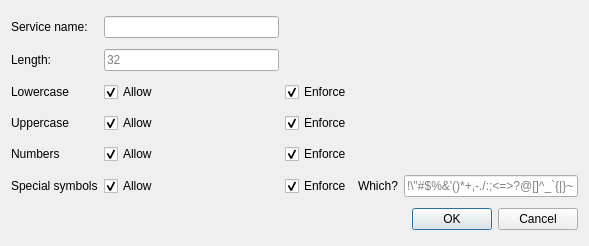
The window that src/ui/add.ui (BorekZnovustvoritel/PasswordManagerPoC) describes before a commit, drawn with Qt 5.
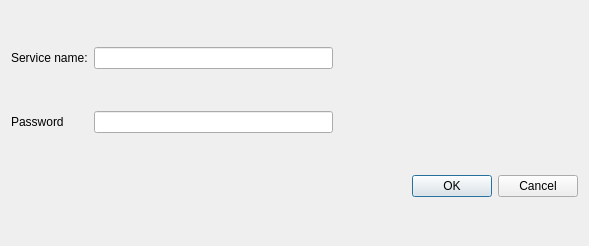
The same window after the commit.

Commit message: Reworked db again, encryption is more secure now. Option to store already existing passwords is available now.

Patch:
```diff
--- a/src/ui/add.ui
+++ b/src/ui/add.ui
@@ -18,155 +18,6 @@
         </property>
         <layout class="QGridLayout" name="gridLayout">
             <item row="2" column="2">
-                <widget class="QCheckBox" name="checkBoxEnforceLowercase">
-                    <property name="text">
-                        <string>Enforce</string>
-                    </property>
-                    <property name="checked">
-                        <bool>true</bool>
-                    </property>
-                </widget>
-            </item>
-            <item row="1" column="1">
-                <widget class="QLineEdit" name="lineEditLength">
-                    <property name="placeholderText">
-                        <string>32</string>
-                    </property>
-                </widget>
-            </item>
-            <item row="4" column="1">
-                <widget class="QCheckBox" name="checkBoxAllowNumbers">
-                    <property name="text">
-                        <string>Allow</string>
-                    </property>
-                    <property name="checked">
-                        <bool>true</bool>
-                    </property>
-                </widget>
-            </item>
-            <item row="5" column="0">
-                <widget class="QLabel" name="label_4">
-                    <property name="text">
-                        <string>Special symbols</string>
-                    </property>
-                </widget>
-            </item>
-            <item row="3" column="0">
-                <widget class="QLabel" name="label_2">
-                    <property name="text">
-                        <string>Uppercase</string>
-                    </property>
-                </widget>
-            </item>
-            <item row="5" column="2">
-                <widget class="QCheckBox" name="checkBoxEnforceSpecialSymbols">
-                    <property name="text">
-                        <string>Enforce</string>
-                    </property>
-                    <property name="checked">
-                        <bool>true</bool>
-                    </property>
-                </widget>
-            </item>
-            <item row="2" column="1">
-                <widget class="QCheckBox" name="checkBoxAllowLowercase">
-                    <property name="text">
-                        <string>Allow</string>
-                    </property>
-                    <property name="checked">
-                        <bool>true</bool>
-                    </property>
-                </widget>
-            </item>
-            <item row="3" column="2">
-                <widget class="QCheckBox" name="checkBoxEnforceUppercase">
-                    <property name="text">
-                        <string>Enforce</string>
-                    </property>
-                    <property name="checked">
-                        <bool>true</bool>
-                    </property>
-                </widget>
-            </item>
-            <item row="3" column="1">
-                <widget class="QCheckBox" name="checkBoxAllowUppercase">
-                    <property name="text">
-                        <string>Allow</string>
-                    </property>
-                    <property name="checked">
-                        <bool>true</bool>
-                    </property>
-                </widget>
-            </item>
-            <item row="5" column="4">
-                <widget class="QLineEdit" name="lineEditSpecialSymbols">
-                    <property name="placeholderText">
-                        <string>!\&quot;#$%&amp;'()*+,-./:;&lt;=&gt;?@[]^_`{|}~</string>
-                    </property>
-                </widget>
-            </item>
-            <item row="0" column="1">
-                <widget class="QLineEdit" name="lineEditName"/>
-            </item>
-            <item row="4" column="2">
-                <widget class="QCheckBox" name="checkBoxEnforceNumbers">
-                    <property name="enabled">
-                        <bool>true</bool>
-                    </property>
-                    <property name="text">
-                        <string>Enforce</string>
-                    </property>
-                    <property name="checked">
-                        <bool>true</bool>
-                    </property>
-                </widget>
-            </item>
-            <item row="0" column="0">
-                <widget class="QLabel" name="label_7">
-                    <property name="text">
-                        <string>Service name:</string>
-                    </property>
-                </widget>
-            </item>
-            <item row="5" column="3">
-                <widget class="QLabel" name="label_5">
-                    <property name="text">
-                        <string>Which?</string>
-                    </property>
-                </widget>
-            </item>
-            <item row="4" column="0">
-                <widget class="QLabel" name="label_3">
-                    <property name="text">
-                        <string>Numbers</string>
-                    </property>
-                </widget>
-            </item>
-            <item row="5" column="1">
-                <widget class="QCheckBox" name="checkBoxAllowSpecialSymbols">
-                    <property name="text">
-                        <string>Allow</string>
-                    </property>
-                    <property name="checked">
-                        <bool>true</bool>
-                    </property>
-                </widget>
-            </item>
-            <item row="1" column="0">
-                <widget class="QLabel" name="label_6">
-                    <property name="text">
-                        <string>Length:</string>
-                    </property>
-                </widget>
-            </item>
-            <item row="2" column="0">
-                <widget class="QLabel" name="label">
-                    <property name="text">
-                        <string>Lowercase</string>
-                    </property>
-                </widget>
-            </item>
-            <item row="6" column="4">
                 <widget class="QDialogButtonBox" name="buttonBox">
                     <property name="orientation">
                         <enum>Qt::Horizontal</enum>
@@ -176,6 +27,33 @@
                     </property>
                 </widget>
             </item>
+            <item row="0" column="1">
+                <widget class="QLineEdit" name="lineEditName"/>
+            </item>
+            <item row="1" column="0">
+                <widget class="QLabel" name="label_6">
+                    <property name="text">
+                        <string>Password</string>
+                    </property>
+                </widget>
+            </item>
+            <item row="0" column="0">
+                <widget class="QLabel" name="label_7">
+                    <property name="text">
+                        <string>Service name:</string>
+                    </property>
+                </widget>
+            </item>
+            <item row="1" column="1">
+                <widget class="QLineEdit" name="lineEditPassword">
+                    <property name="echoMode">
+                        <enum>QLineEdit::Password</enum>
+                    </property>
+                    <property name="placeholderText">
+                        <string/>
+                    </property>
+                </widget>
+            </item>
         </layout>
     </widget>
     <resources/>
```
The commit also changes 8 other files.
